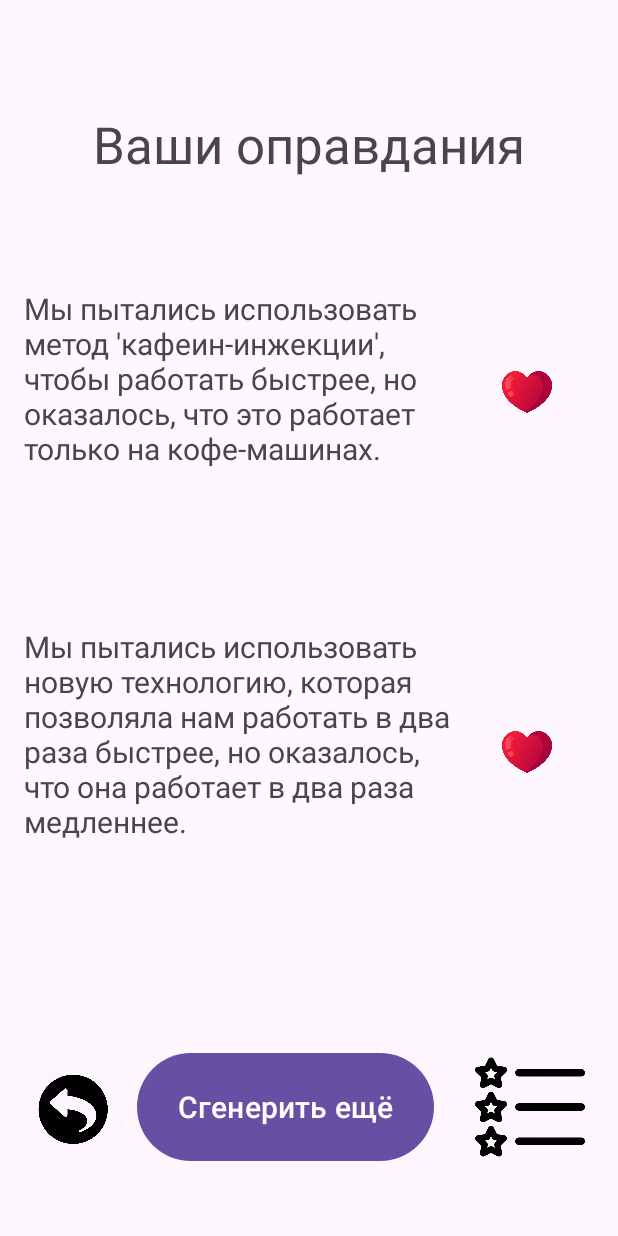
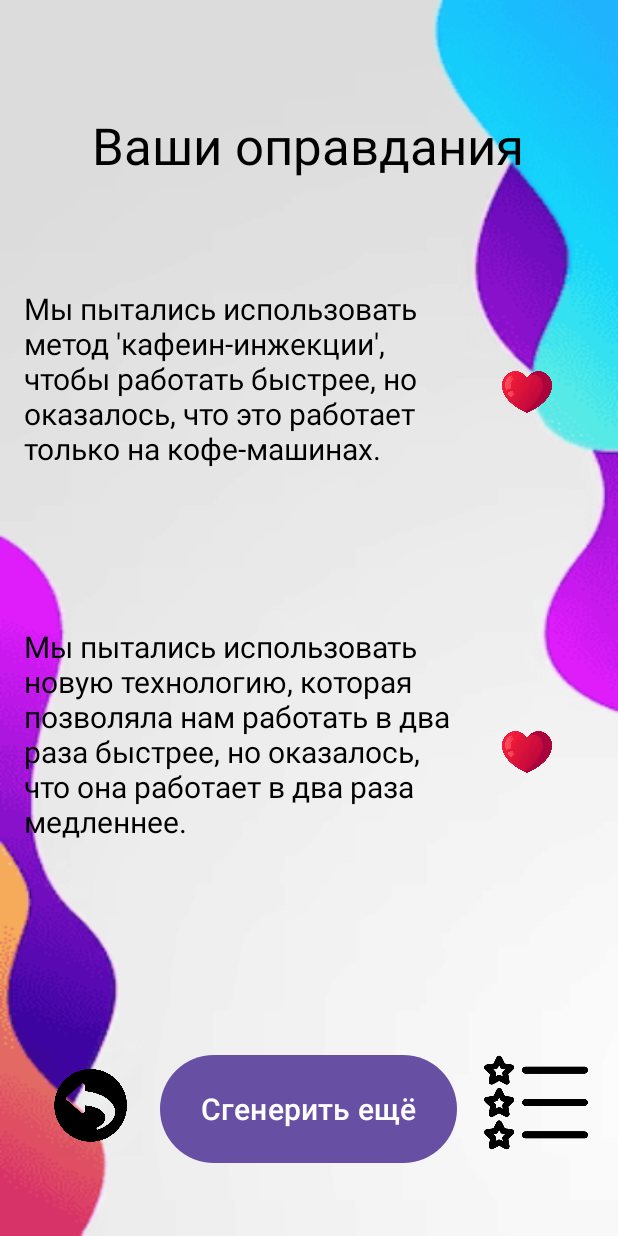
Before and after one commit to luckybearprogrammer/Opravdan, an Android app: the Screen2 screen opened directly, with no data from a screen before it, on a phone screen of 412 x 824 dp. Run offline under Robolectric (Android 15) with nearby library versions, the phone set to English and light mode, and no system bars; 2 statements that could not run were skipped.

Commit message:
Added the function of copying excuses to the clipboard, set the background and replaced the text color with black.

```diff
--- a/app/src/main/res/layout/activity_history.xml
+++ b/app/src/main/res/layout/activity_history.xml
@@ -3,7 +3,8 @@
     android:id="@+id/activity_history"
     xmlns:android="http://schemas.android.com/apk/res/android"
     android:layout_width="match_parent"
-    android:layout_height="match_parent">
+    android:layout_height="match_parent"
+    android:background="@drawable/background">
 
     <Button
         android:id="@+id/close_history"
--- a/app/src/main/res/layout/activity_main.xml
+++ b/app/src/main/res/layout/activity_main.xml
@@ -7,6 +7,7 @@
     android:layout_width="match_parent"
     android:layout_height="match_parent"
     android:orientation="horizontal"
+    android:background="@drawable/background"
     tools:context=".Screen2">
 
     <Button
@@ -28,6 +29,7 @@
         android:background="#33000000"
         android:gravity="center"
         android:hint="Введите вашу ситуацию"
+        android:textColor="@color/black"
         app:layout_constraintBottom_toTopOf="@+id/buttonStart"
         app:layout_constraintEnd_toEndOf="parent"
         app:layout_constraintHorizontal_bias="0.495"
--- a/app/src/main/res/layout/activity_screen2.xml
+++ b/app/src/main/res/layout/activity_screen2.xml
@@ -5,6 +5,7 @@
     android:id="@+id/main"
     android:layout_width="match_parent"
     android:layout_height="match_parent"
+    android:background="@drawable/background"
     tools:context=".Screen2">
 
     <!--        android:onClick="clickRestart"-->
@@ -17,37 +18,37 @@
         android:textSize="20sp"
         app:layout_constraintBottom_toBottomOf="parent"
         app:layout_constraintEnd_toEndOf="parent"
-        app:layout_constraintHorizontal_bias="0.427"
+        app:layout_constraintHorizontal_bias="0.497"
         app:layout_constraintStart_toStartOf="parent"
         app:layout_constraintTop_toTopOf="parent"
-        app:layout_constraintVertical_bias="0.938" />
+        app:layout_constraintVertical_bias="0.94" />
 
     <ImageView
         android:id="@+id/open_history"
-        android:layout_width="73dp"
-        android:layout_height="80dp"
+        android:layout_width="69dp"
+        android:layout_height="74dp"
         android:contentDescription="@string/go_to_hist"
         android:onClick="open_history_OnClick"
         app:layout_constraintBottom_toBottomOf="parent"
         app:layout_constraintEnd_toEndOf="parent"
-        app:layout_constraintHorizontal_bias="0.551"
+        app:layout_constraintHorizontal_bias="0.469"
         app:layout_constraintStart_toEndOf="@+id/buttonRestart"
         app:layout_constraintTop_toTopOf="parent"
-        app:layout_constraintVertical_bias="0.938"
+        app:layout_constraintVertical_bias="0.931"
         app:srcCompat="@drawable/image_stars" />
 
     <ImageView
         android:id="@+id/imageBack"
-        android:layout_width="66dp"
-        android:layout_height="81dp"
+        android:layout_width="69dp"
+        android:layout_height="85dp"
         android:contentDescription="@string/return_to_start"
         android:onClick="back"
         app:layout_constraintBottom_toBottomOf="parent"
         app:layout_constraintEnd_toStartOf="@+id/buttonRestart"
-        app:layout_constraintHorizontal_bias="0.64"
+        app:layout_constraintHorizontal_bias="0.702"
         app:layout_constraintStart_toStartOf="parent"
         app:layout_constraintTop_toTopOf="parent"
-        app:layout_constraintVertical_bias="0.94"
+        app:layout_constraintVertical_bias="0.939"
         app:srcCompat="@drawable/button_back" />
 
     <TextView
@@ -57,6 +58,8 @@
         android:layout_marginStart="16dp"
         android:text="@string/apology2"
         android:textSize="20sp"
+        android:textColor="@color/black"
+        android:onClick="clickText2"
         app:layout_constraintBottom_toBottomOf="parent"
         app:layout_constraintStart_toStartOf="parent"
         app:layout_constraintTop_toBottomOf="@+id/text1"
@@ -107,6 +110,8 @@
         android:layout_marginTop="192dp"
         android:text="@string/apology1"
         android:textSize="20sp"
+        android:textColor="@color/black"
+        android:onClick="clickText1"
         app:layout_constraintStart_toStartOf="parent"
         app:layout_constraintTop_toTopOf="parent" />
 
@@ -116,10 +121,13 @@
         android:layout_height="wrap_content"
         android:text="Ваши оправдания"
         android:textSize="34sp"
+        android:textColor="@color/black"
         app:layout_constraintBottom_toTopOf="@+id/text1"
         app:layout_constraintEnd_toEndOf="parent"
+        app:layout_constraintHorizontal_bias="0.496"
         app:layout_constraintStart_toStartOf="parent"
-        app:layout_constraintTop_toTopOf="parent" />
+        app:layout_constraintTop_toTopOf="parent"
+        app:layout_constraintVertical_bias="0.503" />
 
 
 </androidx.constraintlayout.widget.ConstraintLayout>
--- a/gradle/libs.versions.toml
+++ b/gradle/libs.versions.toml
@@ -1,5 +1,5 @@
 [versions]
-agp = "8.6.0"
+agp = "8.4.1"
 junit = "4.13.2"
 junitVersion = "1.1.5"
 espressoCore = "3.5.1"
```
Also changed, not shown: app/src/main/java/com/example/opravdan/Screen2.java (+22 -0 lines), app/src/main/res/drawable/background.png (added), app/src/main/res/drawable/background_2.jpg (added).
